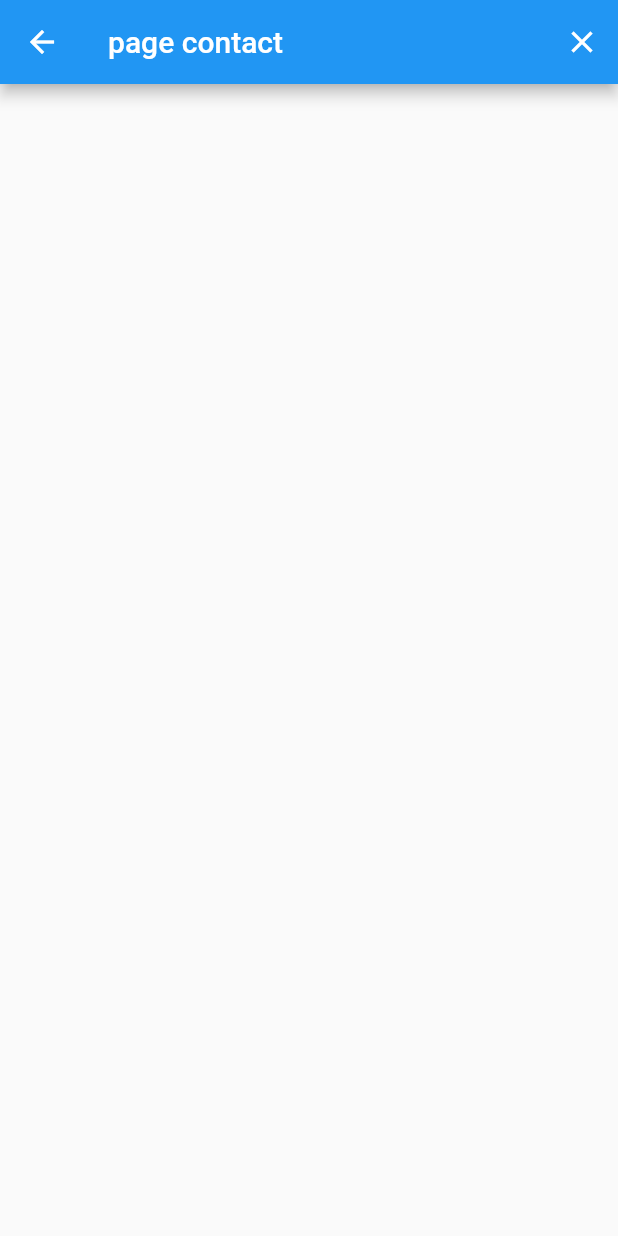
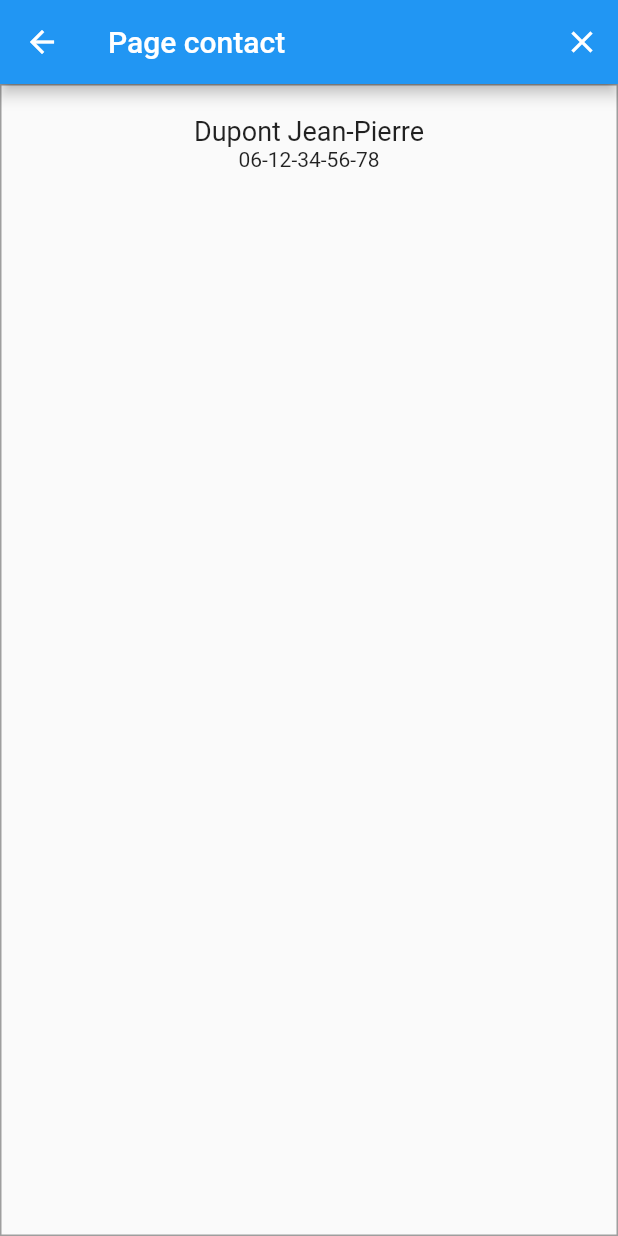
Before and after one commit to Mathilde-J/Test_MPP, a Flutter app: the PageContact screen opened directly, on a phone screen of 412 x 824 dp. Run offline on Flutter 3.47's test engine with Material 2 defaults, Android fonts, the phone set to English and light mode, and no system bars.

Commit message:
base contact card

```diff
--- a/test_mpp/lib/main.dart
+++ b/test_mpp/lib/main.dart
@@ -123,7 +123,7 @@
   Widget build(BuildContext context) {
     return Scaffold(
       appBar: AppBar(
-        title: Text('page contact'),
+        title: Text('Page contact'),
         actions: [
           IconButton(
             onPressed: () => {
@@ -135,6 +135,58 @@
           ),
         ],
       ),
+      body: Container(
+        padding: EdgeInsets.all(20),
+        decoration: BoxDecoration(
+          border: Border.all(
+            color: Colors.grey,
+            width: 1,
+          ),
+        ),
+        child: Column(
+          children: const <Widget>[
+            Align(
+              child: Text(
+                'Dupont Jean-Pierre',
+                style: TextStyle(fontSize: 18),
+              ),
+            ),
+            Text(
+              '06-12-34-56-78',
+              style: TextStyle(fontSize: 14),
+            )
+          ],
+        ),
+      ),
     );
   }
 }
+
+
+// Container(
+//         child: Padding(
+//           padding: EdgeInsets.all(20),
+//           child: Container(
+//             decoration: BoxDecoration(
+//               border: Border.all(
+//                 color: Colors.grey,
+//                 width: 1,
+//               ),
+//             ),
+//             child: Column(
+//               children: const <Widget>[
+//                 Align(
+//                   child: Text(
+//                     'Dupont Jean-Pierre',
+//                     style: TextStyle(fontSize: 18),
+//                   ),
+//                 ),
+//                 Text(
+//                   '06-12-34-56-78',
+//                   style: TextStyle(fontSize: 14),
+//                 ),
+//               ],
+//             ),
+//           ),
+//         ),
+//       ),
```
